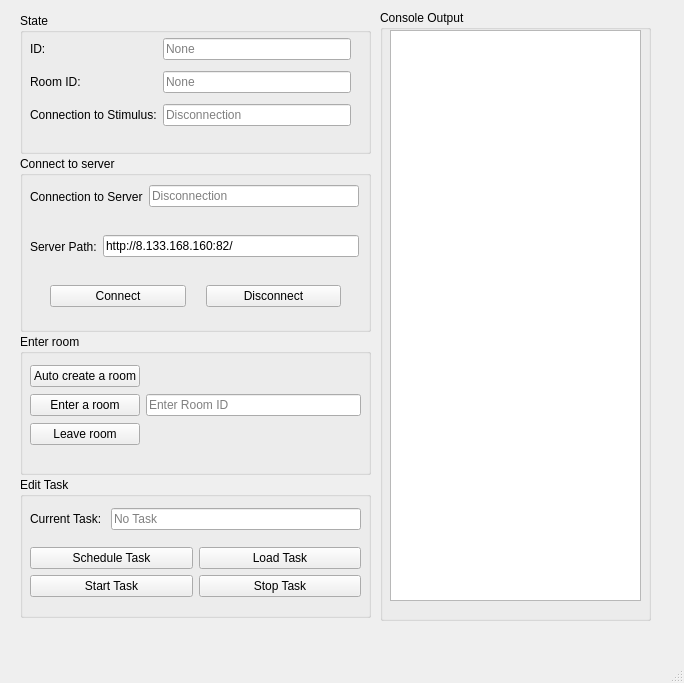
Above: ssvep_client/clientMainWindow.ui from pikipity/SSVEP-web before the change. Below: the same form after it.
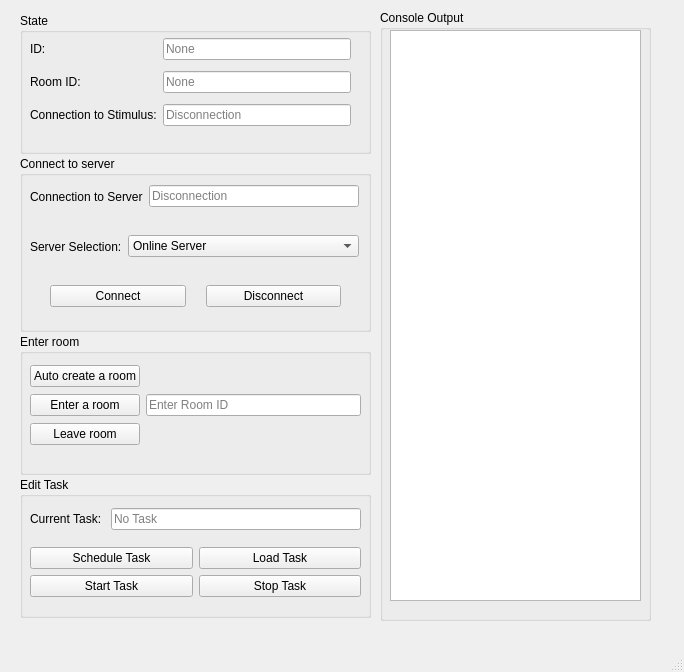
That is the form after the change.

Commit message: Change to server selection

What changed in the file:
```diff
--- a/ssvep_client/clientMainWindow.ui
+++ b/ssvep_client/clientMainWindow.ui
@@ -7,7 +7,7 @@
     <x>0</x>
     <y>0</y>
     <width>684</width>
-    <height>683</height>
+    <height>672</height>
    </rect>
   </property>
   <property name="windowTitle">
@@ -126,22 +126,21 @@
           <height>41</height>
          </rect>
         </property>
-        <layout class="QHBoxLayout" name="horizontalLayout">
+        <layout class="QHBoxLayout" name="horizontalLayout" stretch="0,1">
          <item>
           <widget class="QLabel" name="label">
            <property name="text">
-            <string>Server Path:</string>
+            <string>Server Selection:</string>
            </property>
           </widget>
          </item>
          <item>
-          <widget class="QLineEdit" name="serverPathStr">
+          <widget class="QComboBox" name="serverSelection">
+           <item>
            <property name="text">
-            <string>http://8.133.168.160:82/</string>
-           </property>
-           <property name="readOnly">
-            <bool>true</bool>
-           </property>
+             <string>Online Server</string>
+            </property>
+           </item>
           </widget>
          </item>
         </layout>
```
Lines whose indentation alone changed are shown as unchanged. The commit also changes 1 other file.
